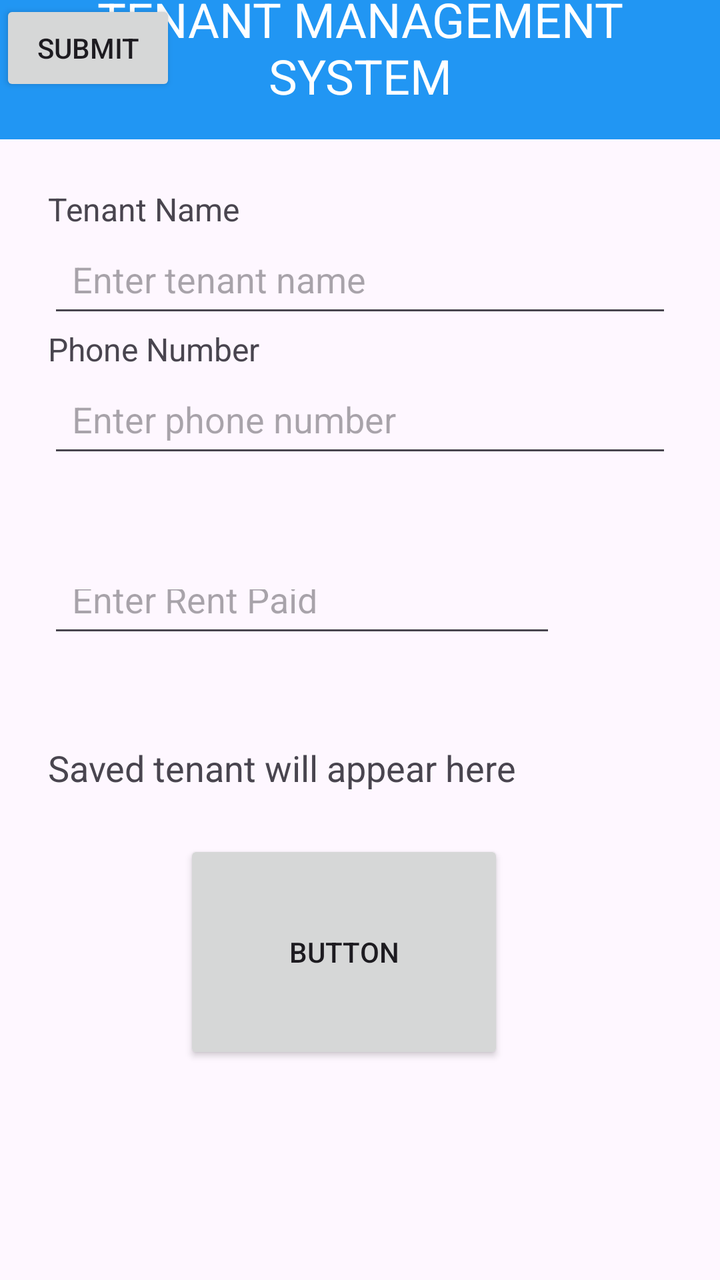
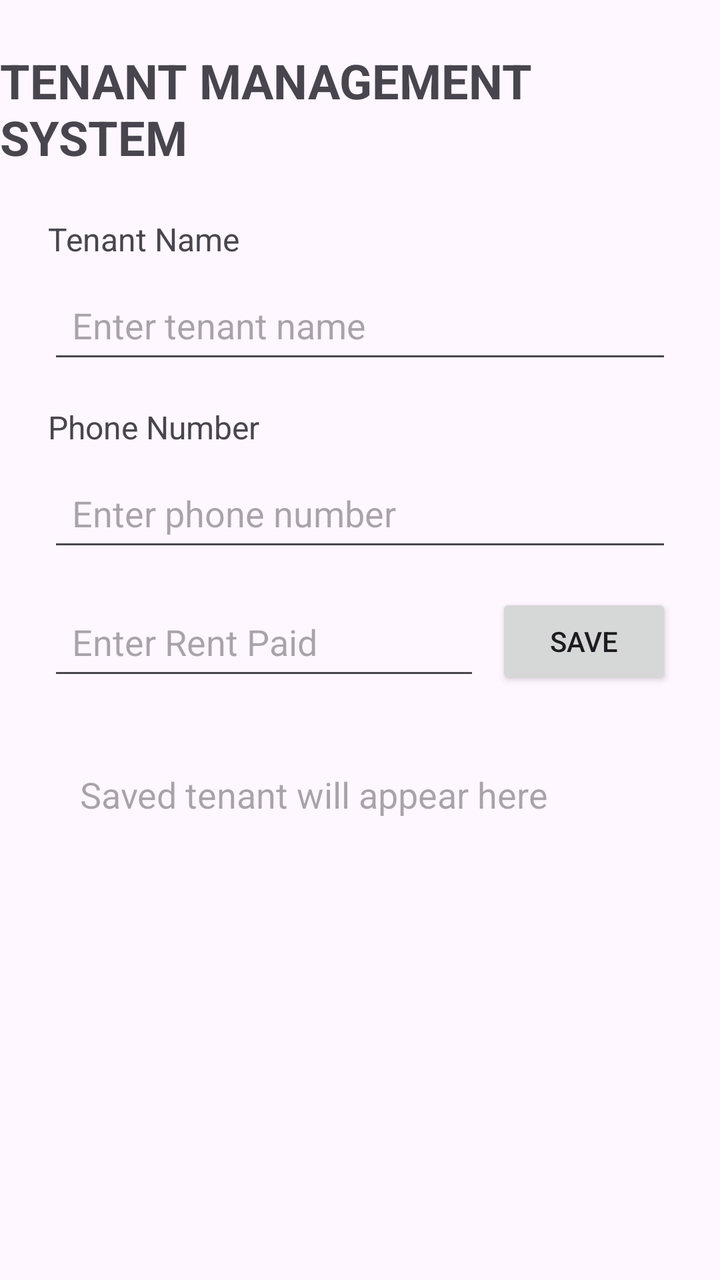

An Android layout rendered at two revisions. The XML below is the earlier revision; the diff shows what the commit changed to produce the second picture.
<!-- AndroidManifest.xml: application theme Theme.TenantManagementApp -->
<!-- res/layout/activity_main.xml -->
<?xml version="1.0" encoding="utf-8"?>
<androidx.constraintlayout.widget.ConstraintLayout xmlns:android="http://schemas.android.com/apk/res/android"
    xmlns:app="http://schemas.android.com/apk/res-auto"
    xmlns:tools="http://schemas.android.com/tools"
    android:id="@+id/linearLayout2"
    android:layout_width="match_parent"
    android:layout_height="match_parent">

    
    <TextView
        android:id="@+id/textView4"
        android:layout_width="0dp"
        android:layout_height="wrap_content"
        android:layout_marginBottom="24dp"
        android:background="#2196F3"
        android:gravity="center"
        android:padding="16dp"
        android:text="TENANT MANAGEMENT SYSTEM"
        android:textColor="#FFFFFF"
        android:textSize="24sp"
        app:layout_constraintBottom_toTopOf="@+id/textView5"
        app:layout_constraintEnd_toEndOf="parent"
        app:layout_constraintStart_toStartOf="parent"
        app:layout_constraintTop_toTopOf="parent" />

    


    <TextView
        android:id="@+id/textView5"
        android:layout_width="0dp"
        android:layout_height="wrap_content"
        android:layout_marginStart="24dp"
        android:layout_marginEnd="24dp"
        android:text="Tenant Name"
        android:textSize="16sp"
        app:layout_constraintBottom_toTopOf="@+id/tenantNameEditText"
        app:layout_constraintEnd_toEndOf="parent"
        app:layout_constraintStart_toStartOf="parent"
        app:layout_constraintTop_toBottomOf="@+id/textView4" />

    <EditText
        android:id="@+id/tenantNameEditText"
        android:layout_width="0dp"
        android:layout_height="wrap_content"
        android:layout_marginStart="24dp"
        android:layout_marginEnd="24dp"
        android:hint="Enter tenant name"
        android:minHeight="48dp"
        android:padding="12dp"
        app:layout_constraintBottom_toTopOf="@+id/textView6"
        app:layout_constraintEnd_toEndOf="parent"
        app:layout_constraintStart_toStartOf="parent"
        app:layout_constraintTop_toBottomOf="@+id/textView5" />

    <TextView
        android:id="@+id/textView6"
        android:layout_width="0dp"
        android:layout_height="wrap_content"
        android:layout_marginStart="24dp"
        android:layout_marginEnd="24dp"
        android:text="Phone Number"
        android:textSize="16sp"
        app:layout_constraintBottom_toTopOf="@+id/phoneEditText"
        app:layout_constraintEnd_toEndOf="parent"
        app:layout_constraintStart_toStartOf="parent"
        app:layout_constraintTop_toBottomOf="@+id/tenantNameEditText" />

    <EditText
        android:id="@+id/phoneEditText"
        android:layout_width="0dp"
        android:layout_height="wrap_content"
        android:layout_marginStart="24dp"
        android:layout_marginEnd="24dp"
        android:layout_marginBottom="49dp"
        android:hint="Enter phone number"
        android:inputType="phone"
        android:minHeight="48dp"
        android:padding="12dp"
        app:layout_constraintBottom_toTopOf="@+id/rentEditText"
        app:layout_constraintEnd_toEndOf="parent"
        app:layout_constraintStart_toStartOf="parent"
        app:layout_constraintTop_toBottomOf="@+id/textView6" />


    


    

    


    <EditText
        android:id="@+id/rentEditText"
        android:layout_width="254dp"
        android:layout_height="41dp"
        android:layout_marginStart="24dp"
        android:layout_marginEnd="24dp"
        android:layout_marginBottom="24dp"
        android:hint="Enter Rent Paid"
        android:minHeight="48dp"
        android:padding="12dp"
        app:layout_constraintBottom_toTopOf="@+id/tenantResultTextView"
        app:layout_constraintEnd_toEndOf="parent"
        app:layout_constraintHorizontal_bias="0.0"
        app:layout_constraintStart_toStartOf="parent"
        app:layout_constraintTop_toBottomOf="@+id/phoneEditText" />

    <TextView
        android:id="@+id/tenantResultTextView"
        android:layout_width="0dp"
        android:layout_height="wrap_content"
        android:padding="24dp"
        android:text="Saved tenant will appear here"
        android:textSize="18sp"
        app:layout_constraintBottom_toTopOf="@+id/button"
        app:layout_constraintEnd_toEndOf="parent"
        app:layout_constraintStart_toStartOf="parent"
        app:layout_constraintTop_toBottomOf="@+id/rentEditText" />

    <Button
        android:id="@+id/button"
        android:layout_width="160dp"
        android:layout_height="112dp"
        android:layout_marginStart="92dp"
        android:layout_marginBottom="131dp"
        android:text="Button"
        app:layout_constraintBottom_toBottomOf="parent"
        app:layout_constraintStart_toStartOf="@+id/tenantResultTextView"
        app:layout_constraintTop_toBottomOf="@+id/tenantResultTextView" />

    <Button
        android:id="@+id/button2"
        android:layout_width="wrap_content"
        android:layout_height="wrap_content"
        android:text="submit"
        tools:layout_editor_absoluteX="305dp"
        tools:layout_editor_absoluteY="341dp" />

</androidx.constraintlayout.widget.ConstraintLayout>
<!-- resources referenced by this layout -->
<resources>
  <style name="Theme.TenantManagementApp" parent="Base.Theme.TenantManagementApp" />
  <style name="Base.Theme.TenantManagementApp" parent="Theme.Material3.DayNight.NoActionBar">
          
          
      </style>
</resources>

<!-- the commit's change to res/layout/activity_main.xml (unified diff, before → after) -->
@@ -1,141 +1,116 @@
 <?xml version="1.0" encoding="utf-8"?>
-<androidx.constraintlayout.widget.ConstraintLayout xmlns:android="http://schemas.android.com/apk/res/android"
-    xmlns:app="http://schemas.android.com/apk/res-auto"
-    xmlns:tools="http://schemas.android.com/tools"
-    android:id="@+id/linearLayout2"
-    android:layout_width="match_parent"
-    android:layout_height="match_parent">
+<layout xmlns:android="http://schemas.android.com/apk/res/android"
+    xmlns:app="http://schemas.android.com/apk/res-auto">
 
-    
-    <TextView
-        android:id="@+id/textView4"
-        android:layout_width="0dp"
-        android:layout_height="wrap_content"
-        android:layout_marginBottom="24dp"
-        android:background="#2196F3"
-        android:gravity="center"
-        android:padding="16dp"
-        android:text="TENANT MANAGEMENT SYSTEM"
-        android:textColor="#FFFFFF"
-        android:textSize="24sp"
-        app:layout_constraintBottom_toTopOf="@+id/textView5"
-        app:layout_constraintEnd_toEndOf="parent"
-        app:layout_constraintStart_toStartOf="parent"
-        app:layout_constraintTop_toTopOf="parent" />
+    <data>
+        <variable
+            name="tenant"
+            type="com.example.tenantmanagementapp.Tenant" />
+    </data>
 
-    
+    <androidx.constraintlayout.widget.ConstraintLayout
+        android:layout_width="match_parent"
+        android:layout_height="match_parent">
 
+        <TextView
+            android:id="@+id/titleTextView"
+            android:layout_width="wrap_content"
+            android:layout_height="wrap_content"
+            android:text="TENANT MANAGEMENT SYSTEM"
+            android:textSize="24sp"
+            android:textStyle="bold"
+            android:layout_marginTop="24dp"
+            app:layout_constraintTop_toTopOf="parent"
+            app:layout_constraintStart_toStartOf="parent"
+            app:layout_constraintEnd_toEndOf="parent" />
 
-    <TextView
-        android:id="@+id/textView5"
-        android:layout_width="0dp"
-        android:layout_height="wrap_content"
-        android:layout_marginStart="24dp"
-        android:layout_marginEnd="24dp"
-        android:text="Tenant Name"
-        android:textSize="16sp"
-        app:layout_constraintBottom_toTopOf="@+id/tenantNameEditText"
-        app:layout_constraintEnd_toEndOf="parent"
-        app:layout_constraintStart_toStartOf="parent"
-        app:layout_constraintTop_toBottomOf="@+id/textView4" />
+        <TextView
+            android:id="@+id/tenantNameLabel"
+            android:layout_width="wrap_content"
+            android:layout_height="wrap_content"
+            android:text="Tenant Name"
+            android:textSize="16sp"
+            android:layout_marginTop="24dp"
+            android:layout_marginStart="24dp"
+            app:layout_constraintTop_toBottomOf="@id/titleTextView"
+            app:layout_constraintStart_toStartOf="parent" />
 
-    <EditText
-        android:id="@+id/tenantNameEditText"
-        android:layout_width="0dp"
-        android:layout_height="wrap_content"
-        android:layout_marginStart="24dp"
-        android:layout_marginEnd="24dp"
-        android:hint="Enter tenant name"
-        android:minHeight="48dp"
-        android:padding="12dp"
-        app:layout_constraintBottom_toTopOf="@+id/textView6"
-        app:layout_constraintEnd_toEndOf="parent"
-        app:layout_constraintStart_toStartOf="parent"
-        app:layout_constraintTop_toBottomOf="@+id/textView5" />
+        <EditText
+            android:id="@+id/tenantNameEditText"
+            android:layout_width="0dp"
+            android:layout_height="wrap_content"
+            android:hint="Enter tenant name"
+            android:minHeight="48dp"
+            android:padding="12dp"
+            android:layout_marginTop="8dp"
+            android:layout_marginStart="24dp"
+            android:layout_marginEnd="24dp"
+            app:layout_constraintTop_toBottomOf="@id/tenantNameLabel"
+            app:layout_constraintStart_toStartOf="parent"
+            app:layout_constraintEnd_toEndOf="parent" />
 
-    <TextView
-        android:id="@+id/textView6"
-        android:layout_width="0dp"
-        android:layout_height="wrap_content"
-        android:layout_marginStart="24dp"
-        android:layout_marginEnd="24dp"
-        android:text="Phone Number"
-        android:textSize="16sp"
-        app:layout_constraintBottom_toTopOf="@+id/phoneEditText"
-        app:layout_constraintEnd_toEndOf="parent"
-        app:layout_constraintStart_toStartOf="parent"
-        app:layout_constraintTop_toBottomOf="@+id/tenantNameEditText" />
+        <TextView
+            android:id="@+id/phoneLabel"
+            android:layout_width="wrap_content"
+            android:layout_height="wrap_content"
+            android:text="Phone Number"
+            android:textSize="16sp"
+            android:layout_marginTop="16dp"
+            android:layout_marginStart="24dp"
+            app:layout_constraintTop_toBottomOf="@id/tenantNameEditText"
+            app:layout_constraintStart_toStartOf="parent" />
 
-    <EditText
-        android:id="@+id/phoneEditText"
-        android:layout_width="0dp"
-        android:layout_height="wrap_content"
-        android:layout_marginStart="24dp"
-        android:layout_marginEnd="24dp"
-        android:layout_marginBottom="49dp"
-        android:hint="Enter phone number"
-        android:inputType="phone"
-        android:minHeight="48dp"
-        android:padding="12dp"
-        app:layout_constraintBottom_toTopOf="@+id/rentEditText"
-        app:layout_constraintEnd_toEndOf="parent"
-        app:layout_constraintStart_toStartOf="parent"
-        app:layout_constraintTop_toBottomOf="@+id/textView6" />
+        <EditText
+            android:id="@+id/phoneEditText"
+            android:layout_width="0dp"
+            android:layout_height="wrap_content"
+            android:hint="Enter phone number"
+            android:inputType="phone"
+            android:minHeight="48dp"
+            android:padding="12dp"
+            android:layout_marginTop="8dp"
+            android:layout_marginStart="24dp"
+            android:layout_marginEnd="24dp"
+            app:layout_constraintTop_toBottomOf="@id/phoneLabel"
+            app:layout_constraintStart_toStartOf="parent"
+            app:layout_constraintEnd_toEndOf="parent" />
 
+        <EditText
+            android:id="@+id/rentEditText"
+            android:layout_width="0dp"
+            android:layout_height="wrap_content"
+            android:hint="Enter Rent Paid"
+            android:inputType="numberDecimal"
+            android:minHeight="48dp"
+            android:padding="12dp"
+            android:layout_marginStart="24dp"
+            android:layout_marginTop="16dp"
+            android:layout_marginEnd="8dp"
+            app:layout_constraintTop_toBottomOf="@id/phoneEditText"
+            app:layout_constraintStart_toStartOf="parent"
+            app:layout_constraintEnd_toStartOf="@id/saveButton" />
 
-    
+        <Button
+            android:id="@+id/saveButton"
+            android:layout_width="wrap_content"
+            android:layout_height="wrap_content"
+            android:text="SAVE"
+            android:layout_marginEnd="24dp"
+            app:layout_constraintTop_toTopOf="@id/rentEditText"
+            app:layout_constraintEnd_toEndOf="parent" />
 
+        <TextView
+            android:id="@+id/tenantResultTextView"
+            android:layout_width="0dp"
+            android:layout_height="wrap_content"
+            android:text="@{tenant.summary()}"
+            android:hint="Saved tenant will appear here"
+            android:textSize="18sp"
+            android:padding="16dp"
+            android:layout_margin="24dp"
+            app:layout_constraintTop_toBottomOf="@id/rentEditText"
+            app:layout_constraintStart_toStartOf="parent"
+            app:layout_constraintEnd_toEndOf="parent" />
 
-    
-
-    
-
-
-    <EditText
-        android:id="@+id/rentEditText"
-        android:layout_width="254dp"
-        android:layout_height="41dp"
-        android:layout_marginStart="24dp"
-        android:layout_marginEnd="24dp"
-        android:layout_marginBottom="24dp"
-        android:hint="Enter Rent Paid"
-        android:minHeight="48dp"
-        android:padding="12dp"
-        app:layout_constraintBottom_toTopOf="@+id/tenantResultTextView"
-        app:layout_constraintEnd_toEndOf="parent"
-        app:layout_constraintHorizontal_bias="0.0"
-        app:layout_constraintStart_toStartOf="parent"
-        app:layout_constraintTop_toBottomOf="@+id/phoneEditText" />
-
-    <TextView
-        android:id="@+id/tenantResultTextView"
-        android:layout_width="0dp"
-        android:layout_height="wrap_content"
-        android:padding="24dp"
-        android:text="Saved tenant will appear here"
-        android:textSize="18sp"
-        app:layout_constraintBottom_toTopOf="@+id/button"
-        app:layout_constraintEnd_toEndOf="parent"
-        app:layout_constraintStart_toStartOf="parent"
-        app:layout_constraintTop_toBottomOf="@+id/rentEditText" />
-
-    <Button
-        android:id="@+id/button"
-        android:layout_width="160dp"
-        android:layout_height="112dp"
-        android:layout_marginStart="92dp"
-        android:layout_marginBottom="131dp"
-        android:text="Button"
-        app:layout_constraintBottom_toBottomOf="parent"
-        app:layout_constraintStart_toStartOf="@+id/tenantResultTextView"
-        app:layout_constraintTop_toBottomOf="@+id/tenantResultTextView" />
-
-    <Button
-        android:id="@+id/button2"
-        android:layout_width="wrap_content"
-        android:layout_height="wrap_content"
-        android:text="submit"
-        tools:layout_editor_absoluteX="305dp"
-        tools:layout_editor_absoluteY="341dp" />
-
-</androidx.constraintlayout.widget.ConstraintLayout>
+    </androidx.constraintlayout.widget.ConstraintLayout>
+</layout>
